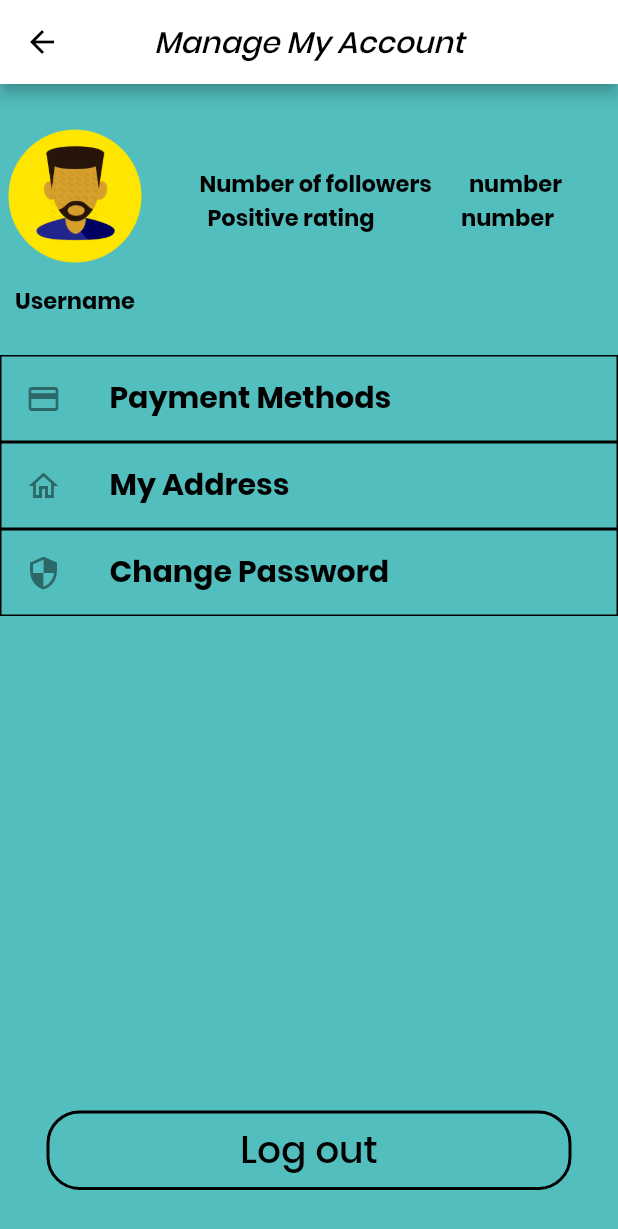
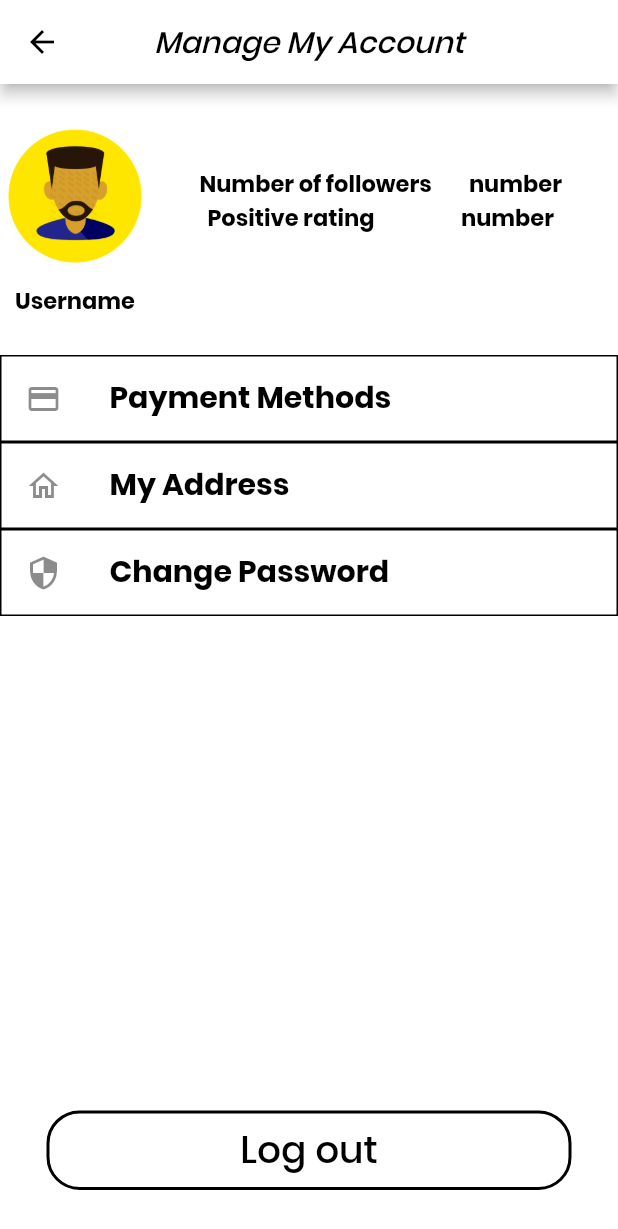
Before and after one commit to aredpig/joyfulfashionista, a Flutter app: the screen it shows after launch, item 4 of the bottom bar chosen, after a tap on "Account", on a phone screen of 412 x 824 dp. Shown: the top 1229 px of the screen. Run offline on Flutter 3.47's test engine with Material 2 defaults, Android fonts, the phone set to English and light mode, and no system bars; our stand-ins replace carousel_slider, dio, flutter_html, shared_preferences; accounts and stored records are empty; network calls fail; statements that could not run were skipped.

Commit message:
Update mainpage frame

```diff
--- a/joyfulfashionista/lib/Page14-20/Account.dart
+++ b/joyfulfashionista/lib/Page14-20/Account.dart
@@ -16,7 +16,8 @@
     double screen_height = MediaQuery.of(context).size.height;
     double screen_width = MediaQuery.of(context).size.width;
     return Scaffold(
-      backgroundColor: Color(0xff52bebe),
+      //backgroundColor: Color(0xff52bebe),
+      backgroundColor: Colors.white,
       body: Column(
         children: [
           Padding(padding: EdgeInsets.only(top: screen_height*0.03)),
--- a/joyfulfashionista/lib/Page14-20/managemyaccount.dart
+++ b/joyfulfashionista/lib/Page14-20/managemyaccount.dart
@@ -25,7 +25,8 @@
     double screen_width = MediaQuery.of(context).size.width;
     // TODO: implement build
     return Scaffold(
-      backgroundColor: Color(0xff52bebe),
+      //backgroundColor: Color(0xff52bebe),
+      backgroundColor: Colors.white,
       appBar: AppBar( //App Header Bar
         title: Text('Manage My Account',
           style: TextStyle(fontStyle: FontStyle.italic, // FontStyle
```
